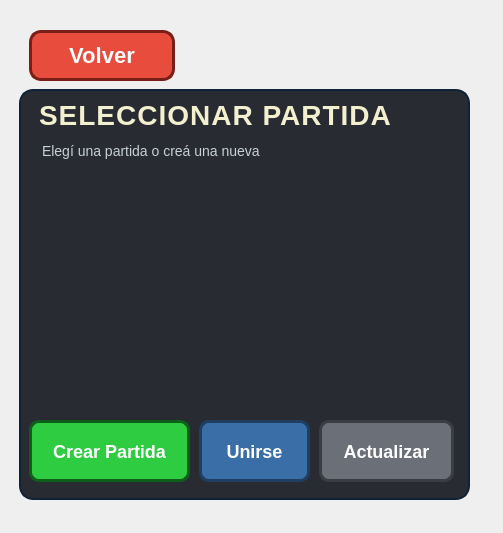
The window that source/client_src/lobby/lobbywindow.ui (Martinonervi/TpFinalNeedForSpeed) describes before a commit, drawn with Qt 5.
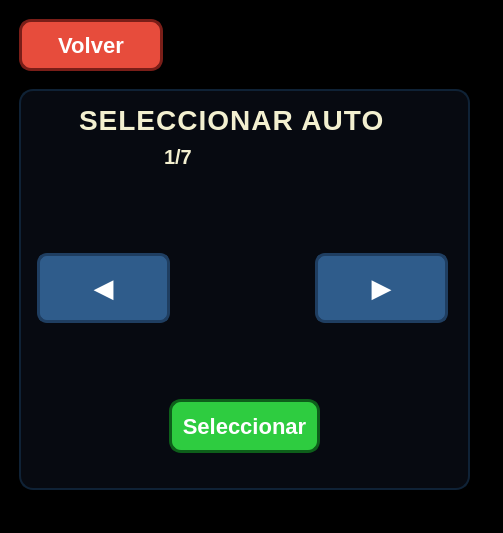
The same window after the commit. Icons and pictures are not drawn.

Commit message: implementacion de pantalla de selección de autos

```diff
--- a/source/client_src/lobby/lobbywindow.ui
+++ b/source/client_src/lobby/lobbywindow.ui
@@ -13,15 +13,37 @@
   <property name="windowTitle">
    <string>MainWindow</string>
   </property>
+  <property name="styleSheet">
+   <string notr="true">        QMainWindow#LobbyWindow {
+            background-image: url(:/images/menu_bg_clean.png);
+            background-repeat: no-repeat;
+            background-position: center;
+            background-color: black;
+        }
+
+        QWidget#MainMenu {
+            background-image: url(:/images/menu_bg_clean.png);
+            background-repeat: no-repeat;
+            background-position: center;
+            background-color: transparent;
+        }
+
+        QWidget#LobbySelector {
+            background-image: url(:/images/lobby_bg.png);
+            background-repeat: no-repeat;
+            background-position: center;
+            background-color: transparent;
+        }</string>
+  </property>
   <widget class="QWidget" name="centralwidget">
-   <layout class="QGridLayout" name="gridLayout_2">
-    <item row="0" column="0">
+   <layout class="QVBoxLayout" name="verticalLayout_5">
+    <item>
      <widget class="QStackedWidget" name="stackedPages">
       <property name="styleSheet">
        <string notr="true"/>
       </property>
       <property name="currentIndex">
-       <number>1</number>
+       <number>2</number>
       </property>
       <widget class="QWidget" name="MainMenu">
        <property name="styleSheet">
@@ -360,6 +382,186 @@
         </layout>
        </widget>
       </widget>
+      <widget class="QWidget" name="CarSelector">
+       <widget class="QFrame" name="carPanel">
+        <property name="geometry">
+         <rect>
+          <x>10</x>
+          <y>80</y>
+          <width>451</width>
+          <height>401</height>
+         </rect>
+        </property>
+        <property name="styleSheet">
+         <string notr="true">QFrame#carPanel {
+  background: rgba(8,12,20,220);
+  border: 2px solid #0f2236;
+  border-radius: 14px;
+}
+
+QLabel#carTitleLabel {
+  color: #f3f0d0;
+  font-size: 28px;
+  font-weight: 900;
+  letter-spacing: 1px;
+}
+
+QLabel#carInfoLabel {
+  color: #f3f0d0;
+  font-size: 20px;
+  font-weight: 700;
+  padding: 6px 0 10px 0;
+  border-bottom: 1px solid rgba(255,255,255,0.08);
+  qproperty-alignment: AlignHCenter;
+}
+
+/* flechas */
+QPushButton#prevCarButton, QPushButton#nextCarButton {
+  min-width: 64px; min-height: 64px;
+  border: 3px solid #1f3e61;
+  background: #2f5c8b;
+  color: white; font-size: 26px; font-weight: 900;
+  border-radius: 10px;
+}
+
+QPushButton#prevCarButton:hover, QPushButton#nextCarButton:hover {
+  background: #3a6ea7;
+}
+
+/* botón principal */
+QPushButton#selectCarButton {
+  min-height: 48px;
+  background: #2ecc40;
+  border: 3px solid #0d5f1a;
+  color: white; font-weight: 900; font-size: 22px;
+  border-radius: 12px;
+}
+
+QPushButton#selectCarButton:hover { background: #3fe24f; }
+QPushButton#selectCarButton:pressed { background: #1fa72f; }
+</string>
+        </property>
+        <property name="frameShape">
+         <enum>QFrame::Shape::StyledPanel</enum>
+        </property>
+        <property name="frameShadow">
+         <enum>QFrame::Shadow::Raised</enum>
+        </property>
+        <widget class="QLabel" name="carTitleLabel">
+         <property name="geometry">
+          <rect>
+           <x>60</x>
+           <y>10</y>
+           <width>351</width>
+           <height>41</height>
+          </rect>
+         </property>
+         <property name="text">
+          <string>SELECCIONAR AUTO</string>
+         </property>
+        </widget>
+        <widget class="QLabel" name="carInfoLabel">
+         <property name="geometry">
+          <rect>
+           <x>140</x>
+           <y>50</y>
+           <width>161</width>
+           <height>41</height>
+          </rect>
+         </property>
+         <property name="text">
+          <string>1/7</string>
+         </property>
+        </widget>
+        <widget class="QWidget" name="widget" native="true">
+         <property name="geometry">
+          <rect>
+           <x>-1</x>
+           <y>90</y>
+           <width>451</width>
+           <height>221</height>
+          </rect>
+         </property>
+         <widget class="QWidget" name="horizontalLayoutWidget_3">
+          <property name="geometry">
+           <rect>
+            <x>19</x>
+            <y>9</y>
+            <width>411</width>
+            <height>201</height>
+           </rect>
+          </property>
+          <layout class="QHBoxLayout" name="horizontalLayout">
+           <item>
+            <widget class="QPushButton" name="prevCarButton">
+             <property name="text">
+              <string>◀</string>
+             </property>
+            </widget>
+           </item>
+           <item>
+            <widget class="QLabel" name="carImage">
+             <property name="text">
+              <string/>
+             </property>
+             <property name="scaledContents">
+              <bool>true</bool>
+             </property>
+            </widget>
+           </item>
+           <item>
+            <widget class="QPushButton" name="nextCarButton">
+             <property name="text">
+              <string>▶</string>
+             </property>
+            </widget>
+           </item>
+          </layout>
+         </widget>
+        </widget>
+        <widget class="QPushButton" name="selectCarButton">
+         <property name="geometry">
+          <rect>
+           <x>150</x>
+           <y>310</y>
+           <width>151</width>
+           <height>54</height>
+          </rect>
+         </property>
+         <property name="text">
+          <string>Seleccionar</string>
+         </property>
+        </widget>
+       </widget>
+       <widget class="QPushButton" name="backButtonCar">
+        <property name="geometry">
+         <rect>
+          <x>10</x>
+          <y>10</y>
+          <width>144</width>
+          <height>52</height>
+         </rect>
+        </property>
+        <property name="styleSheet">
+         <string notr="true">QPushButton#backButtonCar {
+  background: #E74C3C;
+  border: 3px solid #7A1E18;
+  color: white;
+  font-weight: 800;
+  font-size: 22px;
+  border-radius: 12px;
+  padding: 10px 36px;
+}
+QPushButton#backButtonCar:hover    { background: #FF5E4F; }
+QPushButton#backButtonCar:pressed  { background: #C83A2C; }
+QPushButton#backButtonCar:disabled { background:#9E9E9E; border-color:#5E5E5E; color:#E6E6E6; }
+</string>
+        </property>
+        <property name="text">
+         <string>Volver</string>
+        </property>
+       </widget>
+      </widget>
      </widget>
     </item>
    </layout>
```
The commit also changes 14 other files.
